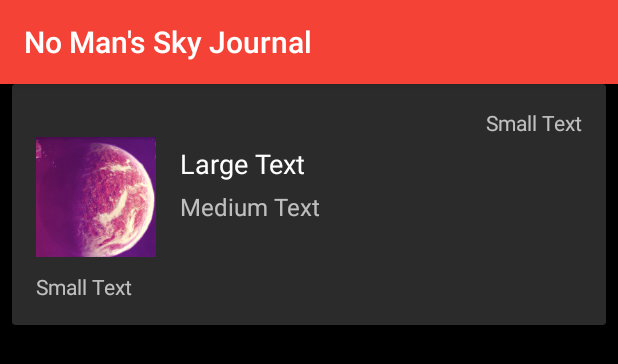
After one commit to jacewardell/NoMansSkyJournal, an Android app: the layout discovery_card.xml on its own in the app's theme, with its tools: preview values and no code run, on a phone screen of 412 x 824 dp. The commit adds this screen. Shown: the top 364 px of the screen. Run offline under Robolectric (Android 15) with nearby library versions, the phone set to English and light mode, and no system bars.

Commit message:
Created cardviews and all components for the planet discoveries Added tabs

```diff
--- a/app/build.gradle
+++ b/app/build.gradle
@@ -21,5 +21,7 @@ android {
 
 dependencies {
     compile fileTree(dir: 'libs', include: ['*.jar'])
-    compile 'com.android.support:support-v13:22.2.0'
+    compile "com.android.support:support-v13:22.2.0"
+    compile "com.android.support:cardview-v7:21.0.0"
+    compile "com.android.support:recyclerview-v7:22.0.0"
 }
--- /dev/null
+++ b/app/src/main/res/layout/discovery_card.xml
@@ -0,0 +1,79 @@
+<?xml version="1.0" encoding="utf-8"?>
+<FrameLayout xmlns:android="http://schemas.android.com/apk/res/android"
+             xmlns:app="http://schemas.android.com/apk/res-auto"
+             android:layout_width="match_parent"
+             android:layout_height="match_parent"
+             android:paddingLeft="8dp"
+             android:paddingRight="8dp"
+             android:paddingBottom="8dp"
+    >
+
+    <android.support.v7.widget.CardView
+        android:layout_width="wrap_content"
+        android:layout_height="wrap_content"
+        android:id="@+id/card_cardview"
+        app:cardBackgroundColor="@color/card_background">
+
+        <RelativeLayout
+            android:layout_width="wrap_content"
+            android:layout_height="wrap_content"
+            android:padding="16dp">
+
+            <ImageView
+                android:id="@+id/card_image"
+                android:layout_width="80dp"
+                android:layout_height="80dp"
+                android:layout_alignParentStart="true"
+                android:src="@mipmap/planet"
+                android:cropToPadding="false"
+                android:scaleType="centerCrop"
+                android:layout_below="@+id/card_date"/>
+
+            <TextView
+                android:id="@+id/card_date"
+                android:layout_width="wrap_content"
+                android:layout_height="wrap_content"
+                android:text="Small Text"
+                android:textAppearance="?android:attr/textAppearanceSmall"
+                android:layout_alignParentTop="true"
+                android:layout_alignParentRight="true"
+                />
+
+            <TextView
+                android:layout_width="match_parent"
+                android:layout_height="wrap_content"
+                android:textAppearance="?android:attr/textAppearanceLarge"
+                android:text="Large Text"
+                android:id="@+id/card_common_name"
+                android:layout_below="@+id/card_date"
+                android:layout_toEndOf="@+id/card_image"
+                android:layout_marginLeft="16dp"
+                android:layout_marginTop="5dp"
+                android:maxLines="2"
+                android:textSize="18dp"/>
+
+            <TextView
+                android:layout_width="match_parent"
+                android:layout_height="wrap_content"
+                android:textAppearance="?android:attr/textAppearanceMedium"
+                android:text="Medium Text"
+                android:id="@+id/card_scientific_name"
+                android:layout_alignStart="@+id/card_common_name"
+                android:layout_below="@+id/card_common_name"
+                android:layout_marginTop="5dp"
+                android:maxLines="2"
+                android:textSize="16dp"/>
+
+            <TextView
+                android:layout_width="match_parent"
+                android:layout_height="wrap_content"
+                android:textAppearance="?android:attr/textAppearanceSmall"
+                android:text="Small Text"
+                android:id="@+id/card_description"
+                android:layout_below="@+id/card_image"
+                android:layout_marginTop="10dp"
+                android:maxLines="15"
+                android:layout_alignParentStart="true"/>
+        </RelativeLayout>
+    </android.support.v7.widget.CardView>
+</FrameLayout>
--- a/app/src/main/res/values-v21/styles.xml
+++ b/app/src/main/res/values-v21/styles.xml
@@ -2,6 +2,7 @@
 <resources>
 
     <style name="AppTheme" parent="android:Theme.Material">
+        <item name="android:colorBackground">@android:color/black</item>
         <!-- Main theme colors -->
         <item name="android:colorPrimary">@color/primary</item>
         <item name="android:colorPrimaryDark">@color/primary_dark</item>
--- a/app/src/main/res/values/colors.xml
+++ b/app/src/main/res/values/colors.xml
@@ -1,8 +1,10 @@
 <?xml version="1.0" encoding="utf-8"?>
 <resources>
+    <!-- Theme colors-->
     <color name="primary">#F44336</color>
     <color name="primary_dark">#D32F2F</color>
-    <color name="accent">#18FFFF</color>
-    <color name="accent_light">#84FFFF</color>
-    <color name="accent_dark">#00E5FF</color>
+    <color name="accent">#00E5FF</color>
+    <color name="accent_light">#18FFFF</color>
+    <color name="accent_dark">#00B8D4</color>
+    <color name="card_background">#2B2B2B</color>
 </resources>
```
Also changed, not shown: app/src/main/java/com/example/sadostrich/Controllers/MainActivity.java (+71 -49 lines), app/src/main/java/com/example/sadostrich/Data/DiscoveryRecyclerAdapter.java (added, +63 -0 lines), app/src/main/java/com/example/sadostrich/Fragments/AnimalFragment.java (added, +87 -0 lines), app/src/main/java/com/example/sadostrich/Fragments/PlanetFragment.java (added, +115 -0 lines), app/src/main/java/com/example/sadostrich/Fragments/PlantFragment.java (added, +87 -0 lines), app/src/main/java/com/example/sadostrich/Objects/Discovery.java (+34 -10 lines), app/src/main/res/layout/fragment_animal.xml (added, +13 -0 lines), app/src/main/res/layout/fragment_planet.xml (added, +13 -0 lines), app/src/main/res/layout/fragment_plant.xml (added, +13 -0 lines), app/src/main/res/values/strings.xml (+8 -0 lines), app/src/main/res/mipmap-xxhdpi/planet.jpg (added), 3 other files.
